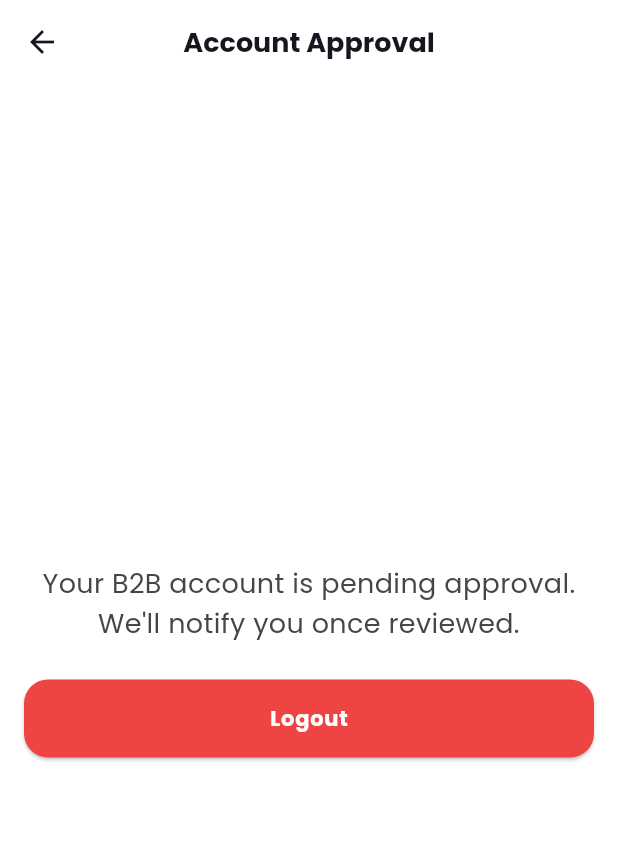
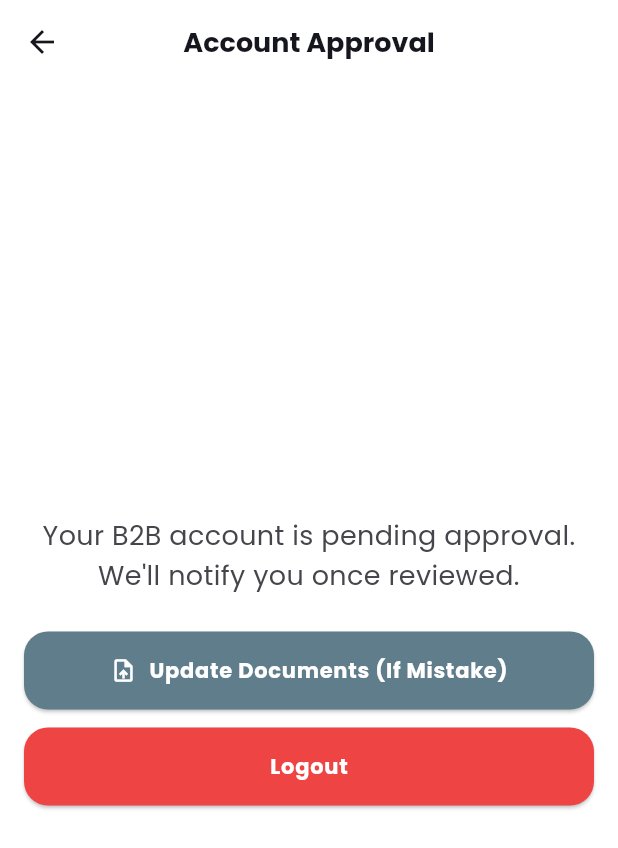
Before and after one commit to infinitetechchennai/sevenxt, a Flutter app: the B2BApprovalPendingScreen screen opened by its route, on a phone screen of 412 x 824 dp. Shown: the top 848 px of the screen. Run offline on Flutter 3.47's test engine with Material 3 defaults, Android fonts, the phone set to English and light mode, and no system bars; our stand-ins replace cached_network_image, file_picker, flutter_rating_bar, flutter_svg, form_field_validator, hive_flutter and 1 more; missing offline and left inert: dart:js_util, razorpay_flutter; accounts and stored records are empty.

Commit message:
feat: add B2B document re-upload option in Pending Approval screen

```diff
--- a/sevenxt/lib/route/api_service.dart
+++ b/sevenxt/lib/route/api_service.dart
@@ -142,6 +142,25 @@ class ApiService {
 
     request.headers.addAll(await _headers);
     request.fields.addAll(fields);
+    request.files.addAll(files);
+
+    final streamedResponse = await request.send();
+    final response = await http.Response.fromStream(streamedResponse);
+
+    return _handleResponse(response);
+  }
+
+  // PUT Multipart (for file uploads updates)
+  static Future<Map<String, dynamic>> putMultipart(
+    String endpoint, {
+    Map<String, String>? fields,
+    required List<http.MultipartFile> files,
+  }) async {
+    final request =
+        http.MultipartRequest('PUT', Uri.parse('$baseUrl$endpoint'));
+
+    request.headers.addAll(await _headers);
+    if (fields != null) request.fields.addAll(fields);
     request.files.addAll(files);
 
     final streamedResponse = await request.send();
--- a/sevenxt/lib/screens/auth/views/b2b_approval_pending_screen.dart
+++ b/sevenxt/lib/screens/auth/views/b2b_approval_pending_screen.dart
@@ -1,12 +1,68 @@
 import 'package:flutter/material.dart';
 import 'package:hive_flutter/adapters.dart';
+import 'package:file_picker/file_picker.dart';
+import 'package:http/http.dart' as http;
 import 'package:sevenxt/route/route_constants.dart';
 import 'package:sevenxt/screens/helpers/user_helper.dart';
-
 import '../../../route/api_service.dart';
 
-class B2BApprovalPendingScreen extends StatelessWidget {
+class B2BApprovalPendingScreen extends StatefulWidget {
   const B2BApprovalPendingScreen({super.key});
+
+  @override
+  State<B2BApprovalPendingScreen> createState() => _B2BApprovalPendingScreenState();
+}
+
+class _B2BApprovalPendingScreenState extends State<B2BApprovalPendingScreen> {
+  bool _isLoading = false;
+
+  Future<void> _updateDocuments() async {
+    FilePickerResult? result = await FilePicker.platform.pickFiles(
+      type: FileType.custom,
+      allowedExtensions: ['pdf', 'jpg', 'png'],
+      allowMultiple: true,
+    );
+
+    if (result != null && result.files.isNotEmpty) {
+      if (result.files.length > 2) {
+        ScaffoldMessenger.of(context).showSnackBar(
+          const SnackBar(content: Text('Please select at most 2 files (GST and PAN)')),
+        );
+        return;
+      }
+
+      setState(() => _isLoading = true);
+
+      try {
+        List<http.MultipartFile> multipartFiles = [];
+        for (var i = 0; i < result.files.length; i++) {
+          final file = result.files[i];
+          final fieldName = i == 0 ? 'gst_certificate' : 'business_license';
+          if (file.path != null) {
+            multipartFiles.add(await http.MultipartFile.fromPath(fieldName, file.path!));
+          }
+        }
+
+        await ApiService.putMultipart(
+          '/users/me/b2b/documents',
+          files: multipartFiles,
+        );
+
+        ScaffoldMessenger.of(context).showSnackBar(
+          const SnackBar(
+            content: Text('Documents updated successfully! Our team will review them.'),
+            backgroundColor: Colors.green,
+          ),
+        );
+      } catch (e) {
+        ScaffoldMessenger.of(context).showSnackBar(
+          SnackBar(content: Text('Failed to update documents: $e')),
+        );
+      } finally {
+        setState(() => _isLoading = false);
+      }
+    }
+  }
 
   @override
   Widget build(BuildContext context) {
@@ -24,9 +80,23 @@ class B2BApprovalPendingScreen extends StatelessWidget {
                 style: TextStyle(fontSize: 18),
               ),
               const SizedBox(height: 24),
+              if (_isLoading)
+                const CircularProgressIndicator()
+              else
+                Column(
+                  children: [
+                    ElevatedButton.icon(
+                      onPressed: _updateDocuments,
+                      icon: const Icon(Icons.upload_file),
+                      label: const Text('Update Documents (If Mistake)'),
+                      style: ElevatedButton.styleFrom(
+                        backgroundColor: Colors.blueGrey,
+                        foregroundColor: Colors.white,
+                      ),
+                    ),
+                    const SizedBox(height: 12),
                     ElevatedButton(
                       onPressed: () async {
-                  // Logout and go to login - preserve has_seen_onboarding
                         final authBox = Hive.box('auth');
                         await authBox.delete('token');
                         await authBox.delete('is_guest');
@@ -42,6 +112,8 @@ class B2BApprovalPendingScreen extends StatelessWidget {
                     ),
                   ],
                 ),
+            ],
+          ),
         ),
       ),
     );
```
Lines whose indentation alone changed are shown as unchanged.
